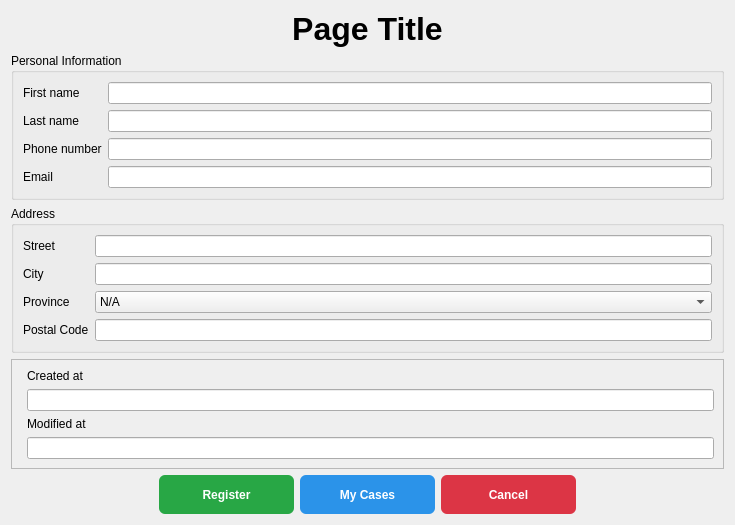
Old version of the form SLT_Application/SLT_Application/ClientForm.ui in the repository amaralBruno27866/SLT_Solution.
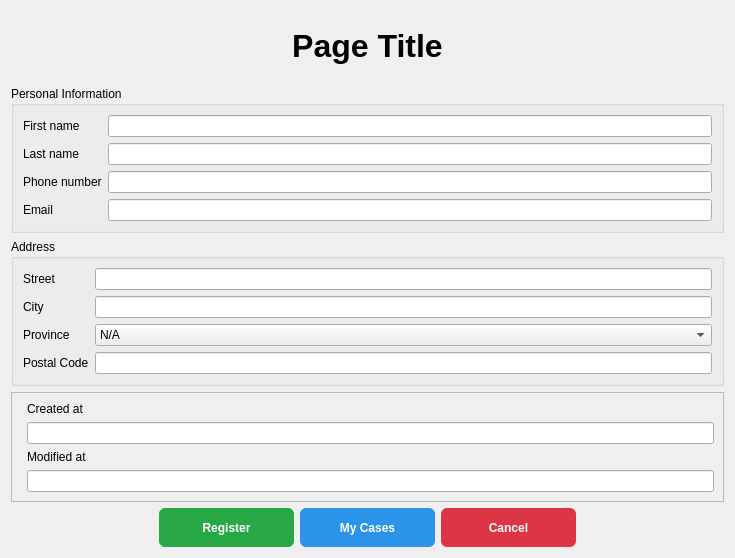
New version of the form.

The edit to the form file:
```diff
--- a/SLT_Application/SLT_Application/ClientForm.ui
+++ b/SLT_Application/SLT_Application/ClientForm.ui
@@ -7,7 +7,7 @@
     <x>0</x>
     <y>0</y>
     <width>735</width>
-    <height>524</height>
+    <height>558</height>
    </rect>
   </property>
   <property name="windowTitle">
```
Left out of the diff: 4 changed lines with no effect on the pictures.
